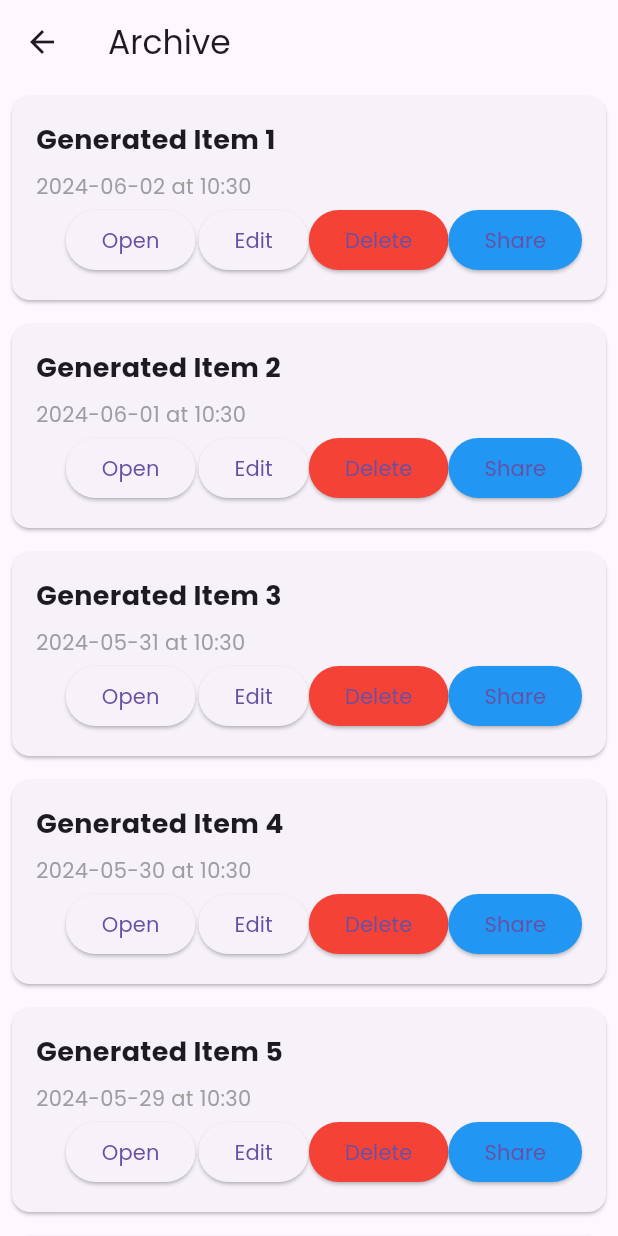
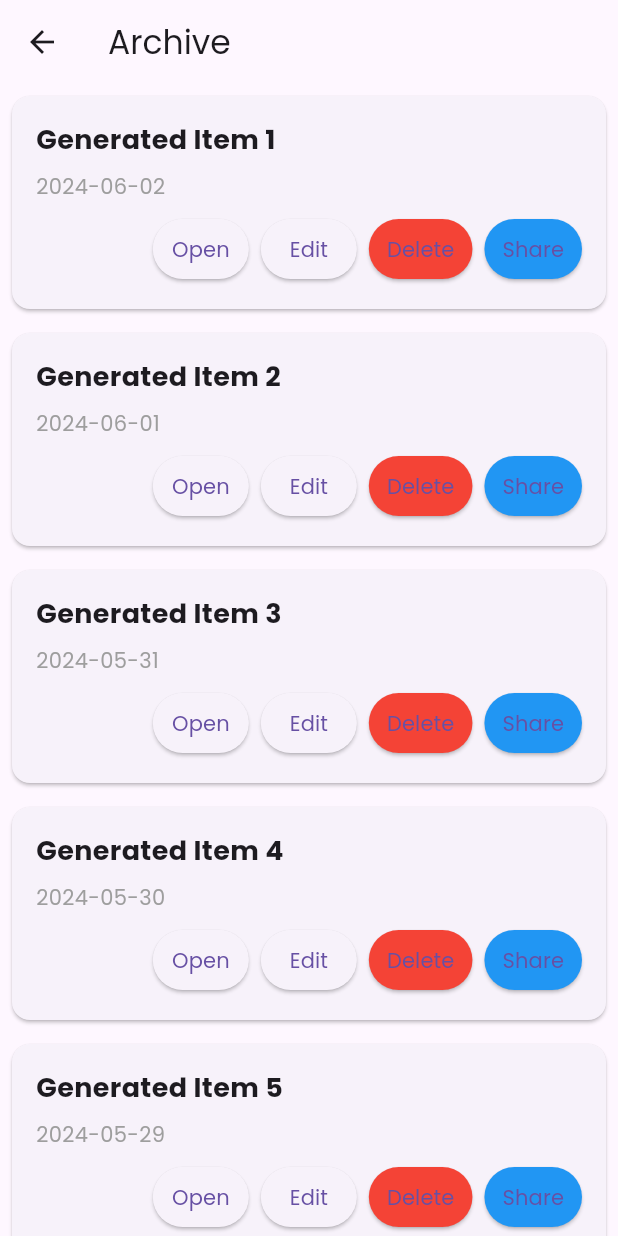
Before and after one commit to Virgoo00/mondaechat, a Flutter app: the ArchiveScreen screen opened directly, on a phone screen of 412 x 824 dp. Run offline on Flutter 3.47's test engine with Material 3 defaults, Android fonts, the phone set to English and light mode, and no system bars; our stand-ins replace cached_network_image, fl_chart, flutter_svg, image_picker; missing offline and left inert: flutter_downloader; statements that could not run were skipped; project files that could hold a hidden picture were left out.

Commit message:
Update archive_screen.dart

```diff
--- a/lib/screens/onboarding/archive_screen.dart
+++ b/lib/screens/onboarding/archive_screen.dart
@@ -1,6 +1,6 @@
 import 'package:flutter/material.dart';
-
-import 'chat_screen.dart';
+import 'generate_teks.dart';
+import 'edit_archive.dart'; // Impor layar pengeditan
 
 class ArchiveItem {
   final String title;
@@ -9,16 +9,40 @@ class ArchiveItem {
   ArchiveItem({required this.title, required this.dateTime});
 }
 
-class ArchiveScreen extends StatelessWidget {
-  ArchiveScreen({super.key});
+class ArchiveScreen extends StatefulWidget {
+  @override
+  _ArchiveScreenState createState() => _ArchiveScreenState();
+}
 
-  final List<ArchiveItem> archiveItems = List.generate(
+class _ArchiveScreenState extends State<ArchiveScreen> {
+  List<ArchiveItem> archiveItems = List.generate(
     10,
-        (index) => ArchiveItem(
+    (index) => ArchiveItem(
       title: 'Generated Item ${index + 1}',
       dateTime: DateTime.now().subtract(Duration(days: index)),
     ),
   );
+
+  void _deleteItem(int index) {
+    setState(() {
+      archiveItems.removeAt(index);
+    });
+  }
+
+  void _editItem(int index, ArchiveItem newItem) {
+    setState(() {
+      archiveItems[index] = newItem;
+    });
+  }
+
+  void _shareItem(ArchiveItem item) {
+    // Implement share functionality here
+    // For demonstration, just showing a snackbar
+    ScaffoldMessenger.of(context).showSnackBar(
+      SnackBar(content: Text('Sharing ${item.title}')),
+    );
+  }
+
   @override
   Widget build(BuildContext context) {
     return Scaffold(
@@ -42,10 +66,10 @@ class ArchiveScreen extends StatelessWidget {
                   ),
                   const SizedBox(height: 8),
                   Text(
-                    """${'${item.dateTime.toLocal()}'.split(' ')[0]} at ${'${item.dateTime.toLocal()}'.split(' ')[1].substring(0, 5)}""",
+                    "${item.dateTime.toLocal()}".split(' ')[0],
                     style: const TextStyle(color: Colors.grey),
                   ),
-                  const SizedBox(height: 2),
+                  const SizedBox(height: 8),
                   Row(
                     mainAxisAlignment: MainAxisAlignment.end,
                     children: [
@@ -56,30 +80,44 @@ class ArchiveScreen extends StatelessWidget {
                             MaterialPageRoute(builder: (context) => const ChatScreen()),
                           );
                         },
+                        style: ElevatedButton.styleFrom(
+                          padding: EdgeInsets.symmetric(horizontal: 12, vertical: 8),
+                        ),
                         child: const Text('Open'),
                       ),
-                      const SizedBox(width: 2),
+                      const SizedBox(width: 8),
                       ElevatedButton(
                         onPressed: () {
+                          Navigator.push(
+                            context,
+                            MaterialPageRoute(
+                              builder: (context) => EditScreen(
+                                item: item,
+                                onEdit: (newItem) => _editItem(index, newItem),
+                              ),
+                            ),
+                          );
                         },
+                        style: ElevatedButton.styleFrom(
+                          padding: EdgeInsets.symmetric(horizontal: 12, vertical: 8),
+                        ),
                         child: const Text('Edit'),
                       ),
-                      const SizedBox(width: 0),
+                      const SizedBox(width: 8),
                       ElevatedButton(
-                        onPressed: () {
-                        },
+                        onPressed: () => _deleteItem(index),
                         style: ElevatedButton.styleFrom(
                           backgroundColor: Colors.red, // Background color
+                          padding: EdgeInsets.symmetric(horizontal: 12, vertical: 8),
                         ),
                         child: const Text('Delete'),
                       ),
-                      const SizedBox(width: 0),
+                      const SizedBox(width: 8),
                       ElevatedButton(
-                        onPressed: () {
-                          // Implement share functionality
-                        },
+                        onPressed: () => _shareItem(item),
                         style: ElevatedButton.styleFrom(
                           backgroundColor: Colors.blue, // Background color
+                          padding: EdgeInsets.symmetric(horizontal: 12, vertical: 8),
                         ),
                         child: const Text('Share'),
                       ),
@@ -94,3 +132,107 @@ class ArchiveScreen extends StatelessWidget {
     );
   }
 }
+
+
+
+
+
+
+
+// KODE LAMA
+// import 'package:flutter/material.dart';
+
+// import 'chat_screen.dart';
+
+// class ArchiveItem {
+//   final String title;
+//   final DateTime dateTime;
+
+//   ArchiveItem({required this.title, required this.dateTime});
+// }
+
+// class ArchiveScreen extends StatelessWidget {
+//   ArchiveScreen({super.key});
+
+//   final List<ArchiveItem> archiveItems = List.generate(
+//     10,
+//         (index) => ArchiveItem(
+//       title: 'Generated Item ${index + 1}',
+//       dateTime: DateTime.now().subtract(Duration(days: index)),
+//     ),
+//   );
+//   @override
+//   Widget build(BuildContext context) {
+//     return Scaffold(
+//       appBar: AppBar(
+//         title: const Text('Archive'),
+//       ),
+//       body: ListView.builder(
+//         itemCount: archiveItems.length,
+//         itemBuilder: (context, index) {
+//           final item = archiveItems[index];
+//           return Card(
+//             margin: const EdgeInsets.all(8.0),
+//             child: Padding(
+//               padding: const EdgeInsets.all(16.0),
+//               child: Column(
+//                 crossAxisAlignment: CrossAxisAlignment.start,
+//                 children: [
+//                   Text(
+//                     item.title,
+//                     style: const TextStyle(fontSize: 18, fontWeight: FontWeight.bold),
+//                   ),
+//                   const SizedBox(height: 8),
+//                   Text(
+//                     """${'${item.dateTime.toLocal()}'.split(' ')[0]} at ${'${item.dateTime.toLocal()}'.split(' ')[1].substring(0, 5)}""",
+//                     style: const TextStyle(color: Colors.grey),
+//                   ),
+//                   const SizedBox(height: 2),
+//                   Row(
+//                     mainAxisAlignment: MainAxisAlignment.end,
+//                     children: [
+//                       ElevatedButton(
+//                         onPressed: () {
+//                           Navigator.push(
+//                             context,
+//                             MaterialPageRoute(builder: (context) => const ChatScreen()),
+//                           );
+//                         },
+//                         child: const Text('Open'),
+//                       ),
+//                       const SizedBox(width: 2),
+//                       ElevatedButton(
+//                         onPressed: () {
+//                         },
+//                         child: const Text('Edit'),
+//                       ),
+//                       const SizedBox(width: 0),
+//                       ElevatedButton(
+//                         onPressed: () {
+//                         },
+//                         style: ElevatedButton.styleFrom(
+//                           backgroundColor: Colors.red, // Background color
+//                         ),
+//                         child: const Text('Delete'),
+//                       ),
+//                       const SizedBox(width: 0),
+//                       ElevatedButton(
+//                         onPressed: () {
+//                           // Implement share functionality
+//                         },
+//                         style: ElevatedButton.styleFrom(
+//                           backgroundColor: Colors.blue, // Background color
+//                         ),
+//                         child: const Text('Share'),
+//                       ),
+//                     ],
+//                   ),
+//                 ],
+//               ),
+//             ),
+//           );
+//         },
+//       ),
+//     );
+//   }
+// }
```
